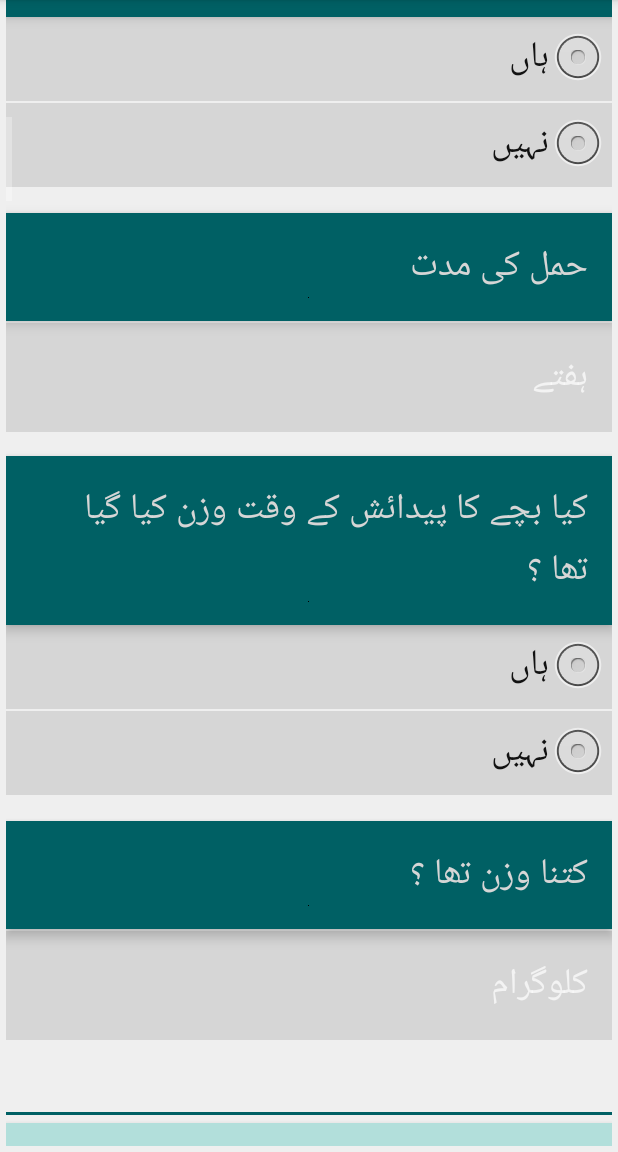
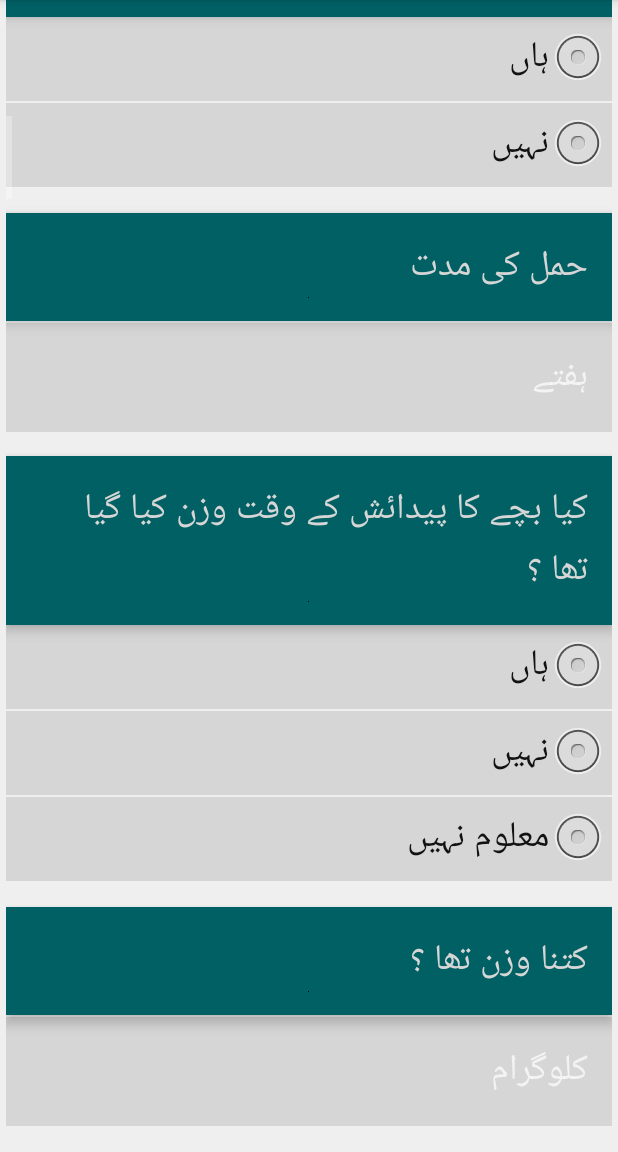
Before and after one commit to shznaqvi/CBT-Child-Recruitment, an Android app: the SectionBActivity screen opened directly, with no data from a screen before it, scrolled down 1074 dp, on a phone screen of 412 x 824 dp, the part 84-1236 px from its top. Run offline under Robolectric (Android 15) with nearby library versions, the phone set to English and light mode, and no system bars; our stand-ins replace ButterKnife; Roboto replaces fonts that are not available here.

Commit message:
Multiple changes

```diff
--- a/app/src/main/java/edu/aku/hassannaqvi/cbt_child_recruitment/activities/SectionBActivity.java
+++ b/app/src/main/java/edu/aku/hassannaqvi/cbt_child_recruitment/activities/SectionBActivity.java
@@ -68,8 +68,12 @@ public class SectionBActivity extends Activity {
     RadioButton crb0701;
     @BindView(R.id.crb0702)
     RadioButton crb0702;
+    @BindView(R.id.crb0799)
+    RadioButton crb0799;
     @BindView(R.id.crb0801)
     EditText crb0801;
+    @BindView(R.id.crb0899)
+    CheckBox crb0899;
     @BindView(R.id.crc01m1)
     EditText crc01m1;
     @BindView(R.id.crc01m2)
@@ -374,6 +378,18 @@ public class SectionBActivity extends Activity {
             }
         });
 
+        crb0899.setOnCheckedChangeListener(new CompoundButton.OnCheckedChangeListener() {
+            @Override
+            public void onCheckedChanged(CompoundButton buttonView, boolean isChecked) {
+                if (isChecked) {
+                    crb0801.setVisibility(View.GONE);
+                    crb0801.setText(null);
+                } else {
+                    crb0801.setVisibility(View.VISIBLE);
+                }
+            }
+        });
+
 
         crb0401.addTextChangedListener(new TextWatcher() {
             @Override
@@ -690,8 +706,9 @@ public class SectionBActivity extends Activity {
         sb.put("crb0402", crb0402.getText().toString());
         sb.put("crb05", crb0501.isChecked() ? "1" : crb0502.isChecked() ? "2" : "0");
         sb.put("crb0601", crb0601.getText().toString());
-        sb.put("crb07", crb0701.isChecked() ? "1" : crb0702.isChecked() ? "2" : "0");
+        sb.put("crb07", crb0701.isChecked() ? "1" : crb0702.isChecked() ? "2" : crb0799.isChecked() ? "99" : "0");
         sb.put("crb08", crb0801.getText().toString());
+        sb.put("crb0899", crb0899.isChecked() ? "99" : "0");
 //************************************Section C*********************************************************************
         sc.put("crc01m1", crc01m1.getText().toString());
         sc.put("crc01m2", crc01m2.getText().toString());
@@ -872,13 +889,14 @@ public class SectionBActivity extends Activity {
         if (crb0701.isChecked()) {
 
             // =================== Q8 ====================
-            if (crb0801.getText().toString().isEmpty()) {
+            if (crb0801.getText().toString().isEmpty() && !crb0899.isChecked()) {
                 Toast.makeText(this, "ERROR(empty): " + getString(R.string.crb08), Toast.LENGTH_SHORT).show();
                 crb0801.setError("This data is Required!");
                 Log.i(TAG, "crb0801: This data is Required!");
                 return false;
             } else {
                 crb0801.setError(null);
+                if (!crb0899.isChecked()) {
                     if (!crb0801.getText().toString().contains(".")) {
                         Toast.makeText(this, "ERROR(empty): " + getString(R.string.crb08), Toast.LENGTH_SHORT).show();
                         crb0801.setError("Invalid: Decimal value is Required!");
@@ -904,6 +922,8 @@ public class SectionBActivity extends Activity {
                         }
                     }
                 }
+            }
+
         }
 //************************************Section C*********************************************************************
 
--- a/app/src/main/res/layout/activity_section_b.xml
+++ b/app/src/main/res/layout/activity_section_b.xml
@@ -192,6 +192,13 @@
                 android:layout_marginBottom="1dp"
                 android:text="@string/no" />
 
+            <RadioButton
+                android:id="@+id/crb0799"
+                android:layout_width="match_parent"
+                android:layout_height="wrap_content"
+                android:layout_marginBottom="1dp"
+                android:text="@string/dkn" />
+
         </RadioGroup>
 
         <LinearLayout
@@ -215,6 +222,12 @@
             android:hint="@string/kg"
             android:inputType="numberDecimal"
             android:maxLength="5" />
+
+            <CheckBox
+                android:id="@+id/crb0899"
+                android:layout_width="match_parent"
+                android:layout_height="match_parent"
+                android:text="@string/dkn" />
 
         </LinearLayout>
 
```
Also changed, not shown: app/src/main/java/edu/aku/hassannaqvi/cbt_child_recruitment/activities/SectionFActivity.java (+52 -8 lines), app/src/main/java/edu/aku/hassannaqvi/cbt_child_recruitment/activities/SectionGActivity.java (+6 -1 lines), app/src/main/res/layout/activity_section_f.xml (+18 -2 lines), app/src/main/res/layout/activity_section_g.xml (+9 -0 lines), 1 other file. Lines whose indentation alone changed are shown as unchanged.
